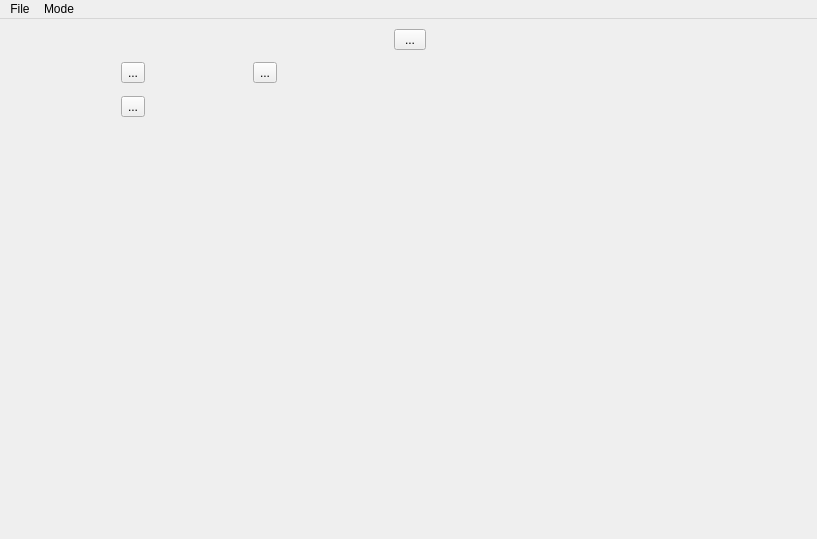
Before: the Qt Designer form mainwindow.ui in jkwok678/RailwayBuilderOld, drawn with Qt 5.
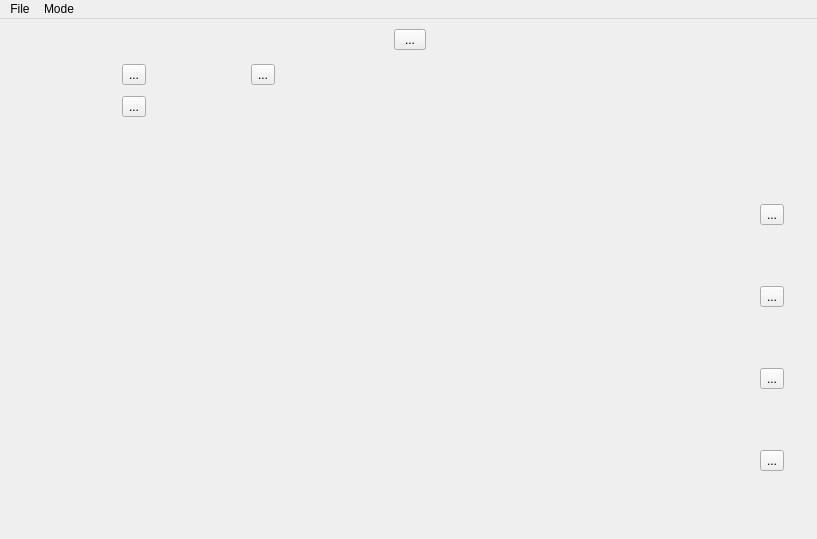
After: the same form once the commit is applied. Icons and pictures are not drawn.

What changed in the file:
```diff
--- a/mainwindow.ui
+++ b/mainwindow.ui
@@ -39,7 +39,36 @@
       <height>381</height>
      </rect>
     </property>
-    <layout class="QVBoxLayout" name="rightMenuLayout"/>
+    <layout class="QVBoxLayout" name="rightMenuLayout">
+     <item>
+      <widget class="QToolButton" name="lefButton">
+       <property name="text">
+        <string>...</string>
+       </property>
+      </widget>
+     </item>
+     <item>
+      <widget class="QToolButton" name="rightButton">
+       <property name="text">
+        <string>...</string>
+       </property>
+      </widget>
+     </item>
+     <item>
+      <widget class="QToolButton" name="downButton">
+       <property name="text">
+        <string>...</string>
+       </property>
+      </widget>
+     </item>
+     <item>
+      <widget class="QToolButton" name="upButton">
+       <property name="text">
+        <string>...</string>
+       </property>
+      </widget>
+     </item>
+    </layout>
    </widget>
    <widget class="QWidget" name="verticalLayoutWidget_2">
     <property name="geometry">
@@ -91,6 +120,9 @@
           </rect>
          </property>
          <layout class="QGridLayout" name="trackMenu1">
+          <property name="spacing">
+           <number>2</number>
+          </property>
           <item row="0" column="1">
            <widget class="QToolButton" name="striaghtVButton">
             <property name="text">
```
